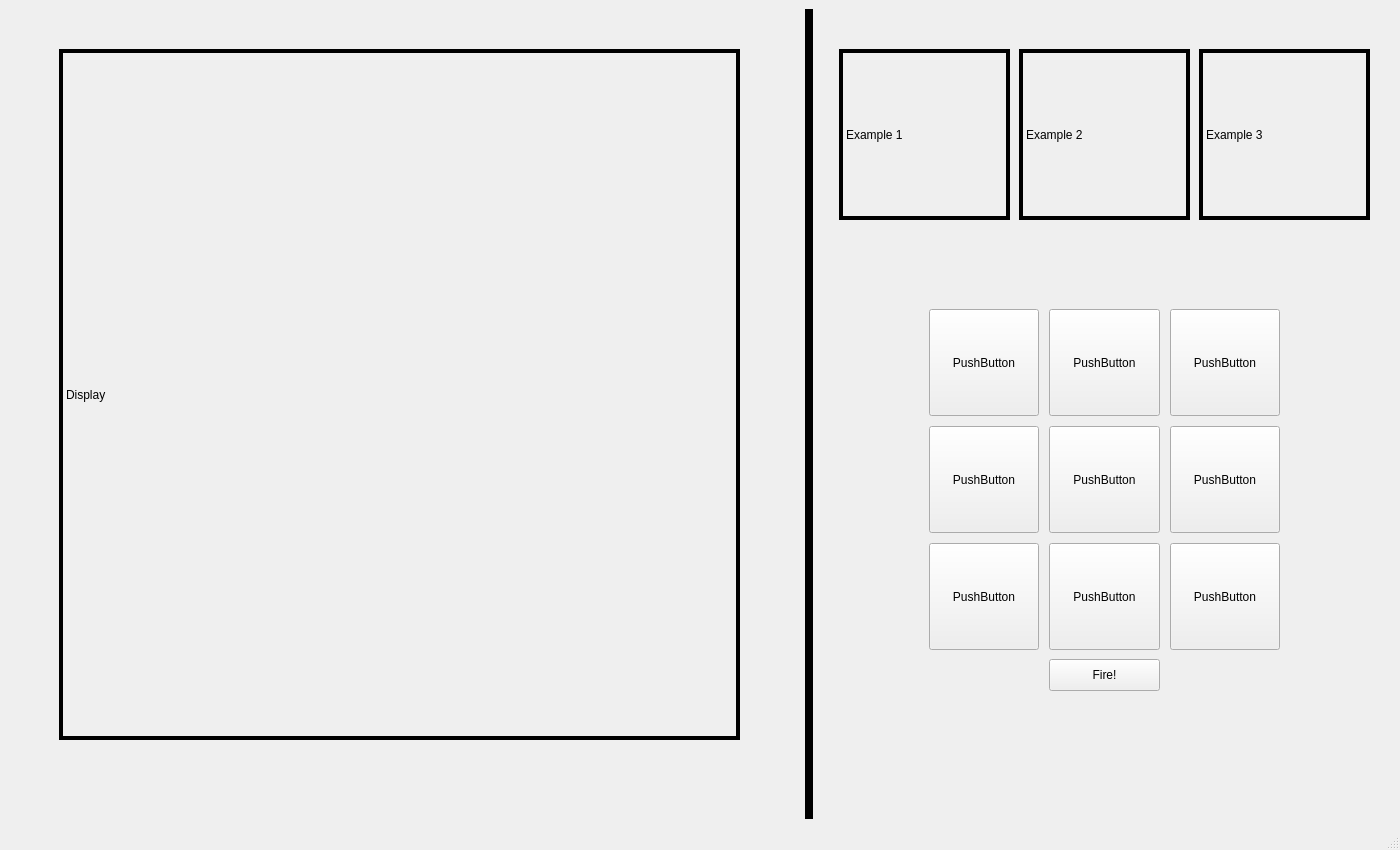
Arcane-Panda/educationalApp, file EducationalApp/mainwindow.ui: the form before one commit.
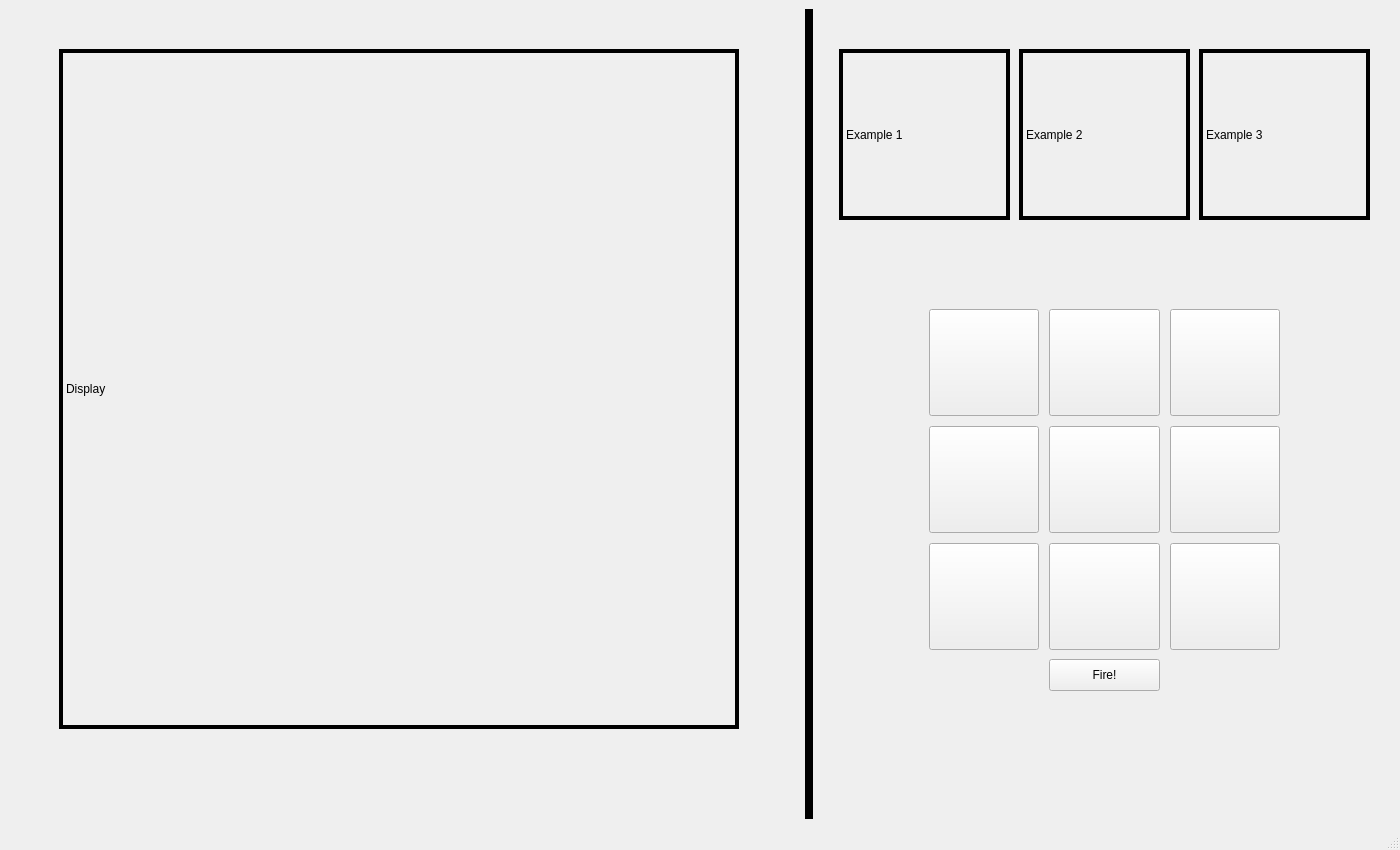
The form after the commit. The open tabs and pages were chosen to show the change. Custom widgets are drawn as their Qt base class.

Commit message: Test Objects in Level 1

The edit to the form file:
```diff
--- a/EducationalApp/mainwindow.ui
+++ b/EducationalApp/mainwindow.ui
@@ -53,7 +53,7 @@
             </sizepolicy>
            </property>
            <property name="text">
-            <string>PushButton</string>
+            <string/>
            </property>
            <property name="checkable">
             <bool>true</bool>
@@ -69,7 +69,7 @@
             </sizepolicy>
            </property>
            <property name="text">
-            <string>PushButton</string>
+            <string/>
            </property>
            <property name="checkable">
             <bool>true</bool>
@@ -90,7 +90,7 @@
             </font>
            </property>
            <property name="text">
-            <string>PushButton</string>
+            <string/>
            </property>
            <property name="checkable">
             <bool>true</bool>
@@ -106,7 +106,7 @@
             </sizepolicy>
            </property>
            <property name="text">
-            <string>PushButton</string>
+            <string/>
            </property>
            <property name="checkable">
             <bool>true</bool>
@@ -122,7 +122,7 @@
             </sizepolicy>
            </property>
            <property name="text">
-            <string>PushButton</string>
+            <string/>
            </property>
            <property name="checkable">
             <bool>true</bool>
@@ -138,7 +138,7 @@
             </sizepolicy>
            </property>
            <property name="text">
-            <string>PushButton</string>
+            <string/>
            </property>
            <property name="checkable">
             <bool>true</bool>
@@ -154,7 +154,7 @@
             </sizepolicy>
            </property>
            <property name="text">
-            <string>PushButton</string>
+            <string/>
            </property>
            <property name="checkable">
             <bool>true</bool>
@@ -170,7 +170,7 @@
             </sizepolicy>
            </property>
            <property name="text">
-            <string>PushButton</string>
+            <string/>
            </property>
            <property name="checkable">
             <bool>true</bool>
@@ -198,7 +198,7 @@
             </size>
            </property>
            <property name="text">
-            <string>PushButton</string>
+            <string/>
            </property>
            <property name="checkable">
             <bool>true</bool>
@@ -263,8 +263,8 @@
          <rect>
           <x>50</x>
           <y>40</y>
-          <width>681</width>
-          <height>691</height>
+          <width>680</width>
+          <height>680</height>
          </rect>
         </property>
         <property name="frameShape">
@@ -320,8 +320,8 @@
          <rect>
           <x>60</x>
           <y>50</y>
-          <width>661</width>
-          <height>671</height>
+          <width>680</width>
+          <height>680</height>
          </rect>
         </property>
        </widget>
```
Left out of the diff: 2 changed lines with no effect on the pictures. The commit also changes 2 other files.
